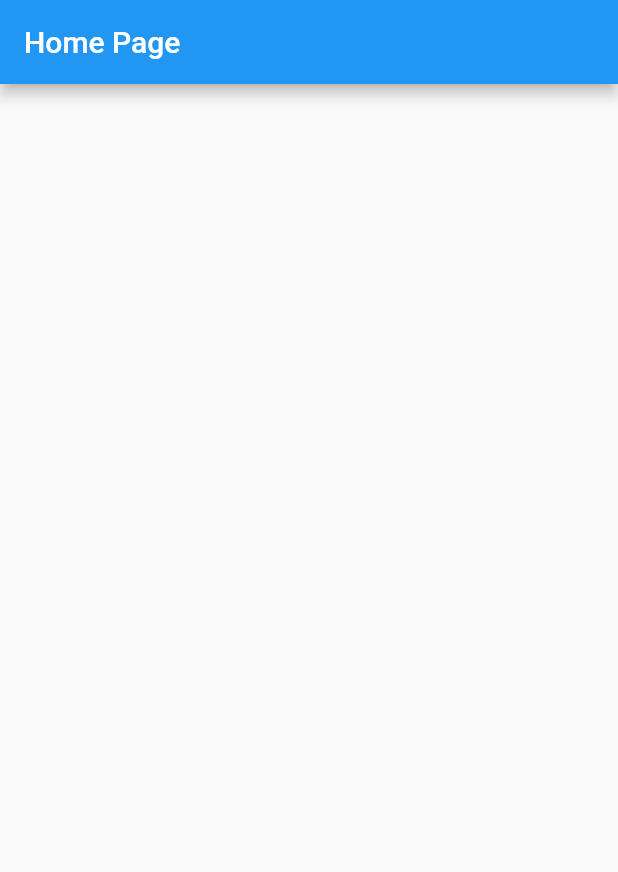
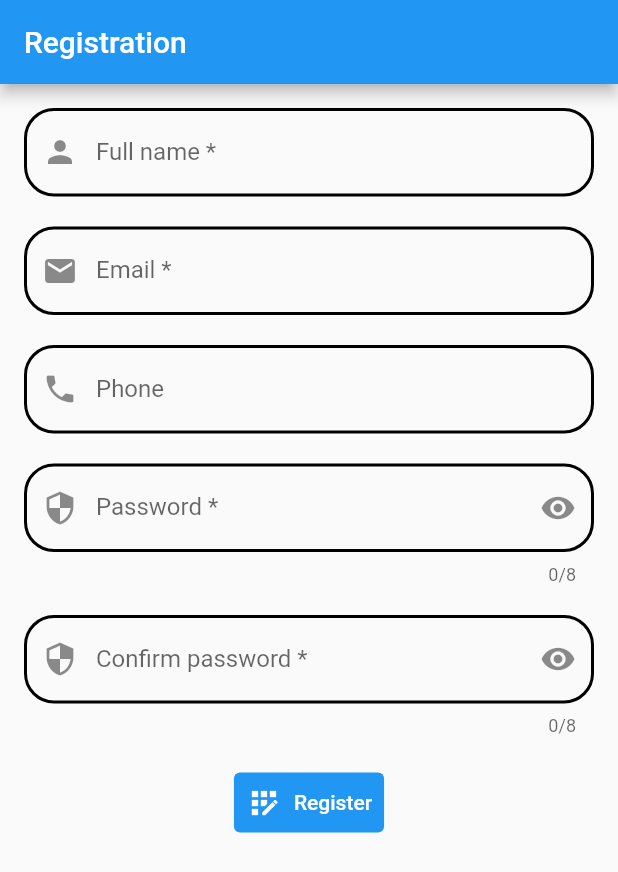
Before and after one commit to Filipp30/pilot_books_sync_Flutter, a Flutter app: the screen it shows after launch, on a phone screen of 412 x 824 dp. Shown: the top 872 px of the screen. Run offline on Flutter 3.47's test engine with Material 2 defaults, Android fonts, the light colour scheme and no system bars.

Commit message:
add registration flow

```diff
--- a/lib/main.dart
+++ b/lib/main.dart
@@ -1,4 +1,8 @@
 import 'package:flutter/material.dart';
+import 'package:pilot_books_sync_mobiel/providers/auth_provider.dart';
+import 'package:pilot_books_sync_mobiel/screens/auth_screen.dart';
+import 'package:pilot_books_sync_mobiel/screens/home_screen.dart';
+import 'package:provider/provider.dart';
 
 void main() => runApp(App());
 
@@ -6,24 +10,19 @@ class App extends StatelessWidget {
 
   @override
   Widget build(BuildContext context) {
-    return MaterialApp(
-      theme: ThemeData(),
-      home: HomePage(),
-      routes: {
-        HomePage.routeName: (context) => HomePage(),
-      },
-    );
-  }
-}
+    return MultiProvider(providers:
+    [
+      ChangeNotifierProvider(create: (context) => AuthProvider()),
+    ],
+      child: Consumer<AuthProvider>(
+        builder: (context, authProvider, child) => MaterialApp(
+          home: authProvider.isAuthenticated ? HomeScreen() : AuthScreen(),
 
-class HomePage extends StatelessWidget {
-  static const routeName = 'home-page';
-
-  @override
-  Widget build(BuildContext context) {
-    return Scaffold(
-      appBar: AppBar(
-        title: const Text('Home Page'),
+          routes: {
+            AuthScreen.routeName: (context) => AuthScreen(),
+            HomeScreen.routeName: (context) => HomeScreen(),
+          },
+        ),
       ),
     );
   }
--- /dev/null
+++ b/lib/models/user_registration.dart
@@ -0,0 +1,24 @@
+
+class UserRegistration {
+  String name;
+  String email;
+  String phone;
+  String password;
+  String confirmation;
+
+  UserRegistration({
+    required this.name,
+    required this.email,
+    required this.phone,
+    required this.password,
+    required this.confirmation
+  });
+
+  Map<String, String> get body => {
+    'name': name,
+    'email': email,
+    'phone_number': phone,
+    'password': password,
+    'password_confirmation': confirmation
+  };
+}
--- /dev/null
+++ b/lib/providers/auth_provider.dart
@@ -0,0 +1,23 @@
+import 'package:flutter/cupertino.dart';
+import 'package:pilot_books_sync_mobiel/dto/http/registration_response_dto.dart';
+import 'package:pilot_books_sync_mobiel/models/user_registration.dart';
+import 'package:pilot_books_sync_mobiel/services/api_client.dart';
+
+class AuthProvider with ChangeNotifier {
+  bool isAuthenticated = false;
+
+  bool get isAuth {
+    return true;
+  }
+
+  Future<RegistrationResponseDto> registration(UserRegistration user) async {
+    final response = await ApiClient().post(
+        endpoint: Endpoint.authRegistration,
+        body: user.body
+    );
+
+    return RegistrationResponseDto.fromResponse(response);
+  }
+
+
+}
--- /dev/null
+++ b/lib/screens/auth_screen.dart
@@ -0,0 +1,11 @@
+import 'package:flutter/material.dart';
+import 'package:pilot_books_sync_mobiel/widgets/auth/auth_registration_widget.dart';
+
+class AuthScreen extends StatelessWidget {
+  static const routeName = 'auth-screen';
+
+  @override
+  Widget build(BuildContext context) {
+    return AuthRegistrationWidget();
+  }
+}
--- /dev/null
+++ b/lib/services/api_client.dart
@@ -0,0 +1,39 @@
+import 'dart:io';
+import 'package:http/http.dart' as http;
+
+enum Endpoint {
+  authRegistration,
+  login
+}
+
+class ApiClient {
+
+  static final Map<Endpoint, String> _paths = {
+    Endpoint.authRegistration: 'auth/registration',
+    Endpoint.login: 'auth/login',
+  };
+
+  static const String _host = 'https://da56-212-239-155-71.ngrok.io/api/';
+
+  Future<dynamic> post({required Endpoint endpoint, required Map<String, String> body}) async {
+    final Uri url = Uri.parse(_host + _paths[endpoint]!);
+    final String key = 'somme api key';
+
+    try {
+      return await http.post(
+          url,
+          body: body,
+          headers: {
+            'Accept': 'application/json',
+            'Authorization': 'Bearer ${key}'
+          }
+      );
+    } on SocketException catch(_) {
+      throw Exception('Problem with internet connection');
+    } on HttpException catch (_) {
+      throw Exception('Server error. Please contact development team: filipp-tts@outlook.com');
+    } catch (_) {
+      throw Exception('Server error. Please contact development team: filipp-tts@outlook.com');
+    }
+  }
+}
--- /dev/null
+++ b/lib/widgets/auth/auth_registration_widget.dart
@@ -0,0 +1,179 @@
+import 'package:flutter/material.dart';
+import 'package:flutter/services.dart';
+import 'package:pilot_books_sync_mobiel/models/user_registration.dart';
+import 'package:pilot_books_sync_mobiel/providers/auth_provider.dart';
+import 'package:provider/provider.dart';
+import '../functions/input_field_validation.dart';
+import '../functions/notifications.dart';
+
+class AuthRegistrationWidget extends StatefulWidget {
+  @override
+  State<AuthRegistrationWidget> createState() => _AuthRegistrationWidgetState();
+}
+
+class _AuthRegistrationWidgetState extends State<AuthRegistrationWidget> {
+
+  _border(Color color) => OutlineInputBorder(borderRadius: const BorderRadius.all(Radius.circular(20.0)), borderSide: BorderSide(color: color, width: 2.0));
+  _sizedBox() => const SizedBox(height: 20);
+
+  bool _hidePassword = true;
+  bool _hideConfirmPassword = true;
+  bool _isProcessing = false;
+
+  final GlobalKey<FormState> _formKey = GlobalKey();
+
+  final _nameController = TextEditingController();
+  final _emailController = TextEditingController();
+  final _phoneController = TextEditingController();
+  final _passwordController = TextEditingController();
+  final _confirmationController = TextEditingController();
+
+  final _nameFocus = FocusNode();
+  final _emailFocus = FocusNode();
+  final _phoneFocus = FocusNode();
+  final _passwordFocus = FocusNode();
+  final _confirmationFocus = FocusNode();
+
+  void _fieldFocusChange(BuildContext context, FocusNode currentFocus, FocusNode nextFocus) {
+    currentFocus.unfocus();
+    FocusScope.of(context).requestFocus(nextFocus);
+  }
+
+  @override
+  void dispose() {
+    _nameController.dispose();
+    _emailController.dispose();
+    _phoneController.dispose();
+    _passwordController.dispose();
+    _confirmationController.dispose();
+    _nameFocus.dispose();
+    _emailFocus.dispose();
+    _phoneFocus.dispose();
+    _passwordFocus.dispose();
+    _confirmationFocus.dispose();
+    super.dispose();
+  }
+
+  @override
+  Widget build(BuildContext context) => Scaffold( appBar: AppBar( title: const Text('Registration')),
+
+    body: _isProcessing
+      ? const Center(child: CircularProgressIndicator())
+      : Form( key: _formKey, child: SingleChildScrollView(padding: const EdgeInsets.all(16.0), child: Column(children: <Widget>[
+
+          TextFormField(
+            controller: _nameController,
+            validator: (value) => validateName(value),
+            focusNode: _nameFocus,
+            onFieldSubmitted: (_) => _fieldFocusChange(context, _nameFocus, _emailFocus),
+            decoration: InputDecoration(
+              labelText: 'Full name *',
+              prefixIcon: const Icon(Icons.person),
+              enabledBorder: _border(Colors.black), focusedBorder: _border(Colors.blue), errorBorder: _border(Colors.red), focusedErrorBorder: _border(Colors.red),
+            )), _sizedBox(),
+
+          TextFormField(
+            controller: _emailController,
+            keyboardType: TextInputType.emailAddress,
+            validator: validateEmail,
+            focusNode: _emailFocus,
+            onFieldSubmitted: (_) => _fieldFocusChange(context, _emailFocus, _phoneFocus),
+            decoration: InputDecoration(
+              labelText: 'Email *',
+              prefixIcon: const Icon(Icons.email),
+              enabledBorder: _border(Colors.black), focusedBorder: _border(Colors.blue), errorBorder: _border(Colors.red), focusedErrorBorder: _border(Colors.red),
+            )), _sizedBox(),
+
+          TextFormField(
+            controller: _phoneController,
+            keyboardType: TextInputType.phone,
+            focusNode: _phoneFocus,
+            onFieldSubmitted: (_) => _fieldFocusChange(context, _phoneFocus, _passwordFocus),
+            inputFormatters: [
+              FilteringTextInputFormatter.digitsOnly
+            ],
+            decoration: InputDecoration(
+              labelText: 'Phone',
+              prefixIcon: const Icon(Icons.phone),
+              enabledBorder: _border(Colors.black), focusedBorder: _border(Colors.blue), errorBorder: _border(Colors.red), focusedErrorBorder: _border(Colors.red),
+            )), _sizedBox(),
+
+          TextFormField(
+            controller: _passwordController,
+            validator: validatePassword,
+            focusNode: _passwordFocus,
+            onFieldSubmitted: (_) => _fieldFocusChange(context, _passwordFocus, _confirmationFocus),
+            decoration: InputDecoration(
+              labelText: 'Password *',
+              prefixIcon: const Icon(Icons.security),
+              suffixIcon: IconButton(icon: Icon(_hidePassword ? Icons.visibility : Icons.visibility_off), onPressed: () => setState(() => _hidePassword = !_hidePassword)),
+              enabledBorder: _border(Colors.black), focusedBorder: _border(Colors.blue), errorBorder: _border(Colors.red), focusedErrorBorder: _border(Colors.red),
+            ),
+            obscureText: _hidePassword,
+            maxLength: 8,
+          ), _sizedBox(),
+
+          TextFormField(
+            controller: _confirmationController,
+            validator: _validateConfirmation,
+            focusNode: _confirmationFocus,
+            onFieldSubmitted: (_) => _submit(),
+            decoration: InputDecoration(
+              labelText: 'Confirm password *',
+              prefixIcon: const Icon(Icons.security),
+              suffixIcon: IconButton(icon: Icon(_hideConfirmPassword ? Icons.visibility : Icons.visibility_off), onPressed: () => setState(() => _hideConfirmPassword = !_hideConfirmPassword)),
+              enabledBorder: _border(Colors.black), focusedBorder: _border(Colors.blue), errorBorder: _border(Colors.red), focusedErrorBorder: _border(Colors.red),
+            ),
+            obscureText: _hideConfirmPassword,
+            maxLength: 8,
+          ), _sizedBox(),
+
+          TextButton.icon(
+            style: ButtonStyle(
+              foregroundColor: MaterialStateProperty.all<Color>(Colors.white),
+              backgroundColor: MaterialStateProperty.all<Color>(Colors.blue),
+            ),
+            icon: const Icon(Icons.app_registration),
+            label: const Text('Register'),
+            onPressed: () => _submit()
+          )
+
+        ]),
+      ),
+    ),
+  );
+
+  void _submit() async {
+    if (_formKey.currentState!.validate()) {
+
+      _formKey.currentState!.save();
+      setState(() => _isProcessing = true);
+
+      UserRegistration user = UserRegistration(
+          name: _nameController.text,
+          email: _emailController.text,
+          phone: _phoneController.text,
+          password: _passwordController.text,
+          confirmation: _confirmationController.text
+      );
+
+      await Provider.of<AuthProvider>(context, listen: false)
+          .registration(user)
+          .then((response) => response.success
+            ? showSnackBar(context: context, message: response.message, color: Colors.green)
+            : showSnackBar(context: context, message: response.message, color: Colors.red)
+          )
+          .onError((error, stackTrace) => showExceptionDialog(context: context, title: 'Exception', content: error.toString(), actionText: 'close'))
+          .whenComplete(() => setState(() => _isProcessing = false));
+    }
+  }
+
+  String? _validateConfirmation(String? value) {
+    if (value == null || value.isEmpty) {
+      return 'This field is required';
+    } else if (value != _passwordController.text) {
+      return 'Not matching password';
+    }
+    return null;
+  }
+}
--- a/pubspec.yaml
+++ b/pubspec.yaml
@@ -36,6 +36,8 @@ dependencies:
   # The following adds the Cupertino Icons font to your application.
   # Use with the CupertinoIcons class for iOS style icons.
   cupertino_icons: ^1.0.2
+  provider: ^6.0.5
+  http: ^0.13.5
 
 dev_dependencies:
   flutter_test:
```
Also changed, not shown: lib/dto/http/registration_response_dto.dart (added, +31 -0 lines), lib/screens/home_screen.dart (added, +15 -0 lines), lib/widgets/auth/auth_login_widget.dart (added, +9 -0 lines), lib/widgets/functions/input_field_validation.dart (added, +30 -0 lines), lib/widgets/functions/notifications.dart (added, +53 -0 lines), pubspec.lock.
